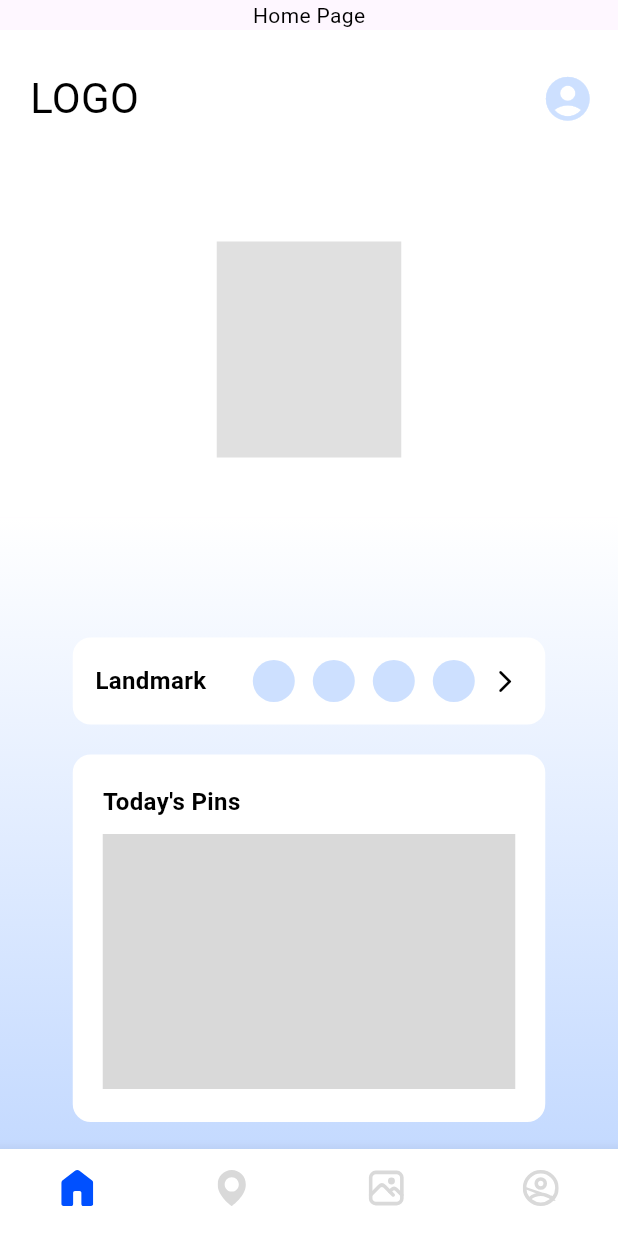
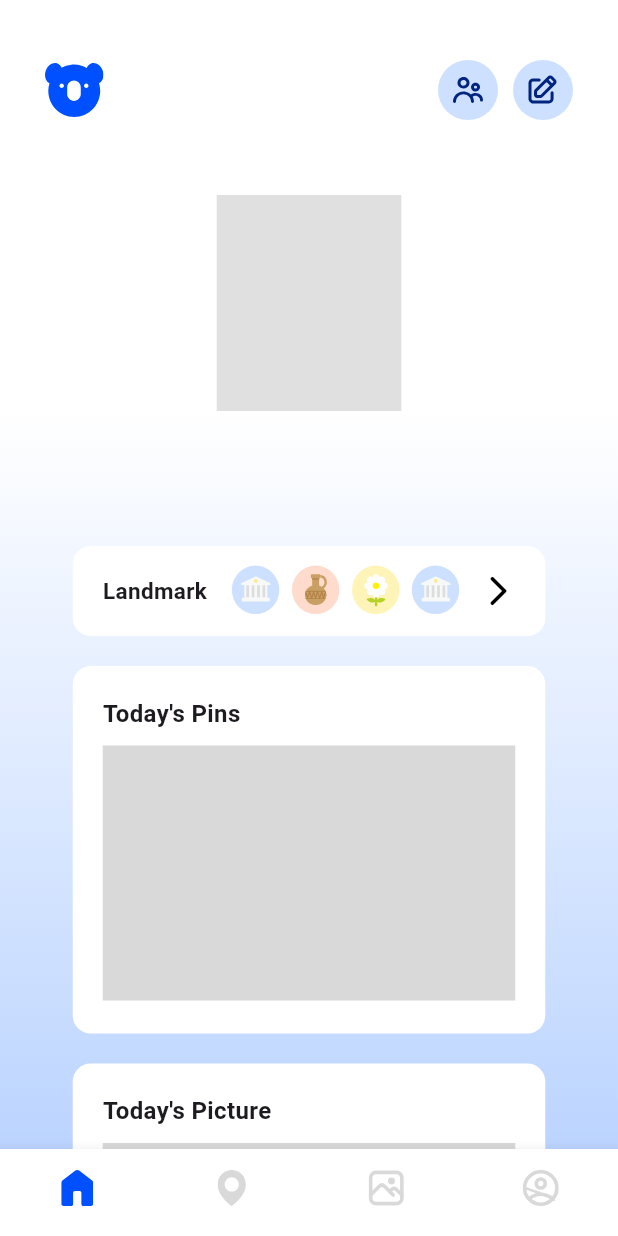
Before and after one commit to 2025-Australia-Internship/TripUS-Client, a Flutter app: the screen it shows after launch, on a phone screen of 412 x 824 dp. Run offline on Flutter 3.47's test engine with Material 3 defaults, Android fonts, the phone set to English and light mode, and no system bars; our stand-ins replace flutter_svg; Roboto replaces fonts that are missing (Pretendard).

Commit message:
feat : home page - landmark, route, background 설정

```diff
--- a/lib/pages/home_page.dart
+++ b/lib/pages/home_page.dart
@@ -1,5 +1,9 @@
 import 'package:flutter/material.dart';
+import 'package:tripus/colors.dart';
 import 'package:flutter_svg/flutter_svg.dart';
+
+import 'package:tripus/pages/landmarks.dart';
+import 'package:tripus/pages/routes.dart';
 
 class MyApp extends StatelessWidget {
   const MyApp({super.key});
@@ -7,24 +11,14 @@ class MyApp extends StatelessWidget {
   @override
   Widget build(BuildContext context) {
     return MaterialApp(
-      title: 'TripUS',
-      theme: ThemeData(
-        textTheme: TextTheme(
-          bodyLarge: TextStyle(color: Color(0xFF0050FF)), // 일반 텍스트
-          bodyMedium: TextStyle(color: Colors.black), // 보조 텍스트
-          titleLarge: TextStyle(
-              color: Color(0xFF0050FF), fontWeight: FontWeight.bold), // 제목
-        ),
-        iconTheme: IconThemeData(color: Color(0xFFCDE0FF), size: 30),
-      ),
-      home: const HomePage(title: 'HOME'),
+      debugShowCheckedModeBanner: false,
+      home: const HomePage(),
     );
   }
 }
 
 class HomePage extends StatefulWidget {
-  const HomePage({super.key, required this.title});
-  final String title;
+  const HomePage({super.key});
 
   @override
   State<HomePage> createState() => _HomePageStatet();
@@ -39,13 +33,6 @@ class _HomePageStatet extends State<HomePage> {
     });
   }
 
-  static const List<Widget> _pages = <Widget>[
-    Text('Home Page'),
-    Text('Map Page'),
-    Text('Polaroid Page'),
-    Text('My Page'),
-  ];
-
   @override
   Widget build(BuildContext context) {
     return Scaffold(
@@ -54,34 +41,38 @@ class _HomePageStatet extends State<HomePage> {
         child: SingleChildScrollView(
           child: Column(
             children: [
-              _pages[_selectedIndex],
               Container(
+                width: double.infinity,
                 color: Colors.white,
                 child: Column(
                   children: [
-                    SizedBox(height: 20),
+                    SizedBox(height: 40),
                     Row(
                       mainAxisAlignment: MainAxisAlignment.spaceBetween,
                       children: [
                         Padding(
-                          padding: EdgeInsets.only(left: 20.0),
-                          child: Text(
-                            'LOGO',
-                            style: TextStyle(
-                              color: Colors.black,
-                              fontSize: 28.0,
-                              fontWeight: FontWeight.normal,
+                          padding: EdgeInsets.only(left: 30),
+                          child: SvgPicture.asset('assets/small_logo.svg'),
+                        ),
+                        Padding(
+                          padding: EdgeInsets.only(right: 30),
+                          child: Row(
+                            children: [
+                              CircleAvatar(
+                                radius: 20,
+                                backgroundColor: light08,
+                                child: IconButton(
+                                  onPressed: () {},
+                                  icon: SvgPicture.asset(
+                                    'assets/friends.svg',
+                                    width: 20,
+                                  ),
+                                  color: MainColor,
                                 ),
                               ),
-                        ),
-                        Padding(
-                          padding: EdgeInsets.only(right: 8.0),
-                          child: IconButton(
-                            onPressed: () {
-                              print('star button is clicked');
-                            },
-                            icon: Icon(Icons.account_circle),
-                            iconSize: 35.0,
+                              SizedBox(width: 10),
+                              CustomButton(),
+                            ],
                           ),
                         ),
                       ],
@@ -90,9 +81,8 @@ class _HomePageStatet extends State<HomePage> {
                       width: 123,
                       height: 144,
                       color: Colors.black12,
-                      margin: EdgeInsets.only(top: 70),
+                      margin: EdgeInsets.only(top: 50),
                     ),
-                    SizedBox(height: 40),
                   ],
                 ),
               ),
@@ -109,64 +99,61 @@ class _HomePageStatet extends State<HomePage> {
                   children: [
                     Container(
                       width: 315,
-                      height: 58,
-                      margin: EdgeInsets.only(top: 80),
-                      padding: EdgeInsets.all(15),
+                      height: 60,
+                      margin: EdgeInsets.only(top: 90),
                       decoration: BoxDecoration(
                         color: Colors.white,
                         borderRadius: BorderRadius.circular(12.0),
                       ),
-                      child: Row(children: [
-                        Text(
+                      child: Row(
+                        children: [
+                          SizedBox(width: 20),
+                          Padding(
+                            padding: EdgeInsets.only(right: 15),
+                            child: Text(
                               'Landmark',
                               style: TextStyle(
                                 fontFamily: 'Pretendard',
                                 fontWeight: FontWeight.w600,
-                            fontSize: 16,
+                                fontSize: 15,
                               ),
                             ),
-                        Container(
-                          width: 30.0,
-                          height: 30.0,
-                          margin: EdgeInsets.only(left: 30),
-                          decoration: BoxDecoration(
-                            color: Color(0xFFCDE0FF),
-                            shape: BoxShape.circle,
                           ),
+                          SvgPicture.asset(
+                            'assets/badge01.svg',
+                            width: 35,
                           ),
-                        Container(
-                          width: 30.0,
-                          height: 30.0,
-                          margin: EdgeInsets.only(left: 10),
-                          decoration: BoxDecoration(
-                            color: Color(0xFFCDE0FF),
-                            shape: BoxShape.circle,
+                          SizedBox(width: 5),
+                          SvgPicture.asset(
+                            'assets/badge02.svg',
+                            width: 35,
                           ),
+                          SizedBox(width: 5),
+                          SvgPicture.asset(
+                            'assets/badge03.svg',
+                            width: 35,
                           ),
-                        Container(
-                          width: 30.0,
-                          height: 30.0,
-                          margin: EdgeInsets.only(left: 10),
-                          decoration: BoxDecoration(
-                            color: Color(0xFFCDE0FF),
-                            shape: BoxShape.circle,
+                          SizedBox(width: 5),
+                          SvgPicture.asset(
+                            'assets/badge01.svg',
+                            width: 35,
                           ),
+                          IconButton(
+                            onPressed: () {
+                              Navigator.of(context).push(
+                                MaterialPageRoute(
+                                  builder: (BuildContext context) =>
+                                      const LandmarkPage(),
                                 ),
-                        Container(
-                          width: 30.0,
-                          height: 30.0,
-                          margin: EdgeInsets.only(left: 10, right: 10),
-                          decoration: BoxDecoration(
-                            color: Color(0xFFCDE0FF),
-                            shape: BoxShape.circle,
+                              );
+                            },
+                            icon: Icon(
+                              Icons.arrow_forward_ios_rounded,
                             ),
+                            color: Colors.black,
                           ),
-                        Icon(
-                          Icons.arrow_forward_ios_rounded,
-                          color: Colors.black,
-                          size: 18.0,
+                        ],
                       ),
-                      ]),
                     ),
                     Container(
                       width: 315,
@@ -188,10 +175,19 @@ class _HomePageStatet extends State<HomePage> {
                               fontSize: 16,
                             ),
                           ),
-                          Container(
+                          GestureDetector(
+                            onTap: () {
+                              Navigator.push(
+                                context,
+                                MaterialPageRoute(
+                                    builder: (context) => RoutePage()),
+                              );
+                            },
+                            child: Container(
                               height: 170,
                               color: Color(0xFFD9D9D9),
                               margin: EdgeInsets.only(top: 10),
+                            ),
                           ),
                         ],
                       ),
@@ -284,3 +280,104 @@ class _HomePageStatet extends State<HomePage> {
     );
   }
 }
+
+class CustomButton extends StatelessWidget {
+  const CustomButton({super.key});
+
+  @override
+  Widget build(BuildContext context) {
+    return CircleAvatar(
+      radius: 20,
+      backgroundColor: light08,
+      child: IconButton(
+        onPressed: () {
+          showDialog(
+            context: context,
+            builder: (BuildContext context) {
+              return Dialog(
+                backgroundColor: Colors.white,
+                shape: RoundedRectangleBorder(
+                  borderRadius: BorderRadius.circular(12),
+                ),
+                child: SizedBox(
+                  width: 315,
+                  height: 445,
+                  child: Column(
+                    mainAxisSize: MainAxisSize.min,
+                    children: [
+                      Padding(
+                        padding: EdgeInsets.only(top: 10),
+                        child: Row(
+                          mainAxisAlignment: MainAxisAlignment.spaceAround,
+                          children: [
+                            Padding(
+                              padding: EdgeInsets.only(left: 90),
+                              child: Text(
+                                'Background',
+                                style: TextStyle(
+                                  fontFamily: 'Pretendard',
+                                  fontSize: 17,
+                                  fontWeight: FontWeight.w600,
+                                ),
+                              ),
+                            ),
+                            IconButton(
+                              icon: const Icon(Icons.close),
+                              onPressed: () {
+                                Navigator.of(context).pop();
+                              },
+                            ),
+                          ],
+                        ),
+                      ),
+                      Expanded(
+                        child: GridView.builder(
+                          padding: const EdgeInsets.all(16),
+                          gridDelegate:
+                              const SliverGridDelegateWithFixedCrossAxisCount(
+                            crossAxisCount: 3,
+                            crossAxisSpacing: 16,
+                            mainAxisSpacing: 16,
+                            childAspectRatio: 0.8,
+                          ),
+                          itemCount: 9,
+                          itemBuilder: (context, index) {
+                            return Column(
+                              children: [
+                                Container(
+                                  width: 65,
+                                  height: 65,
+                                  decoration: BoxDecoration(
+                                    color: gray02,
+                                    shape: BoxShape.circle,
+                                  ),
+                                ),
+                                SizedBox(height: 10),
+                                Text(
+                                  'Landmark',
+                                  style: TextStyle(
+                                    fontFamily: 'Pretendard',
+                                    fontSize: 11,
+                                    fontWeight: FontWeight.w600,
+                                  ),
+                                ),
+                              ],
+                            );
+                          },
+                        ),
+                      ),
+                    ],
+                  ),
+                ),
+              );
+            },
+          );
+        },
+        icon: SvgPicture.asset(
+          'assets/edit.svg',
+          width: 20,
+        ),
+      ),
+    );
+  }
+}
```
Also changed, not shown: lib/colors.dart (added, +28 -0 lines), lib/pages/landmarks.dart (added, +128 -0 lines), lib/pages/routes.dart (added, +117 -0 lines), assets/arrow_forward.svg (added), assets/badge00.svg (added), assets/badge01.svg (added), assets/badge02.svg (added), assets/badge03.svg (added), assets/edit.svg (added), assets/friends.svg (added), assets/lock.svg (added), assets/small_logo.svg (added). Lines whose indentation alone changed are shown as unchanged.
